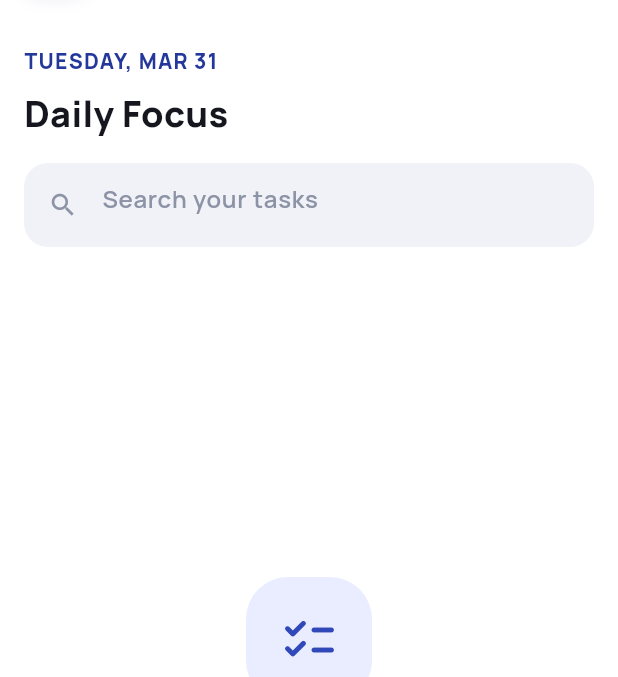
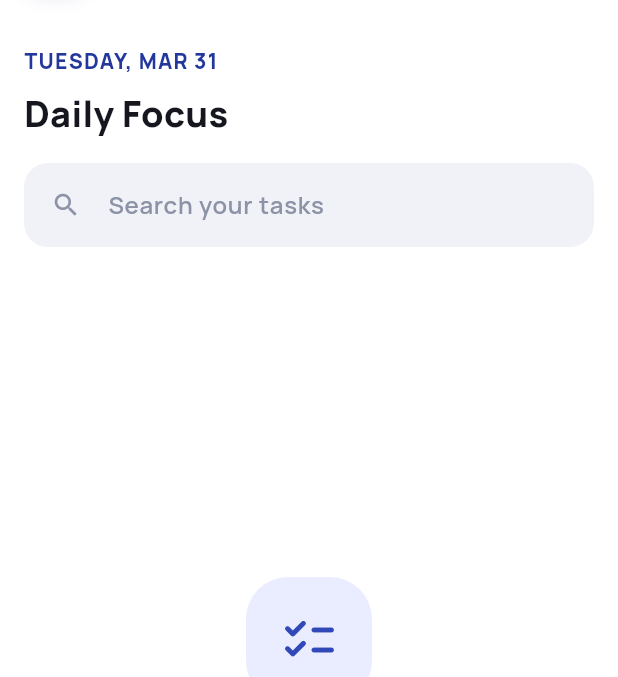
Before and after one commit to Swastikmeher93/task-manager, a Flutter app: the screen it shows after launch, on a phone screen of 412 x 824 dp, the part 101-778 px from its top. Run offline on Flutter 3.47's test engine with Material 3 defaults, Android fonts, the phone set to English and light mode, and no system bars; our stand-ins replace get, google_fonts, sqflite; accounts and stored records are empty; statements that could not run were skipped.

Commit message:
Fixed some bugs

```diff
--- a/lib/screen/home_view.dart
+++ b/lib/screen/home_view.dart
@@ -190,10 +190,7 @@ class HomeView extends GetView<TaskController> {
                     ),
                     const SizedBox(height: 16),
                     Container(
-                      padding: const EdgeInsets.symmetric(
-                        horizontal: 16,
-                        vertical: 4,
-                      ),
+                      padding: const EdgeInsets.symmetric(horizontal: 4),
                       decoration: BoxDecoration(
                         color: const Color(0xFFF0F2F7),
                         borderRadius: BorderRadius.circular(16),
@@ -202,7 +199,7 @@ class HomeView extends GetView<TaskController> {
                         controller: controller.searchController,
                         onChanged: controller.onSearchChanged,
                         decoration: InputDecoration(
-                          icon: const Icon(
+                          prefixIcon: const Icon(
                             Icons.search,
                             size: 20,
                             color: Color(0xFF8D93A6),
@@ -213,6 +210,10 @@ class HomeView extends GetView<TaskController> {
                             fontWeight: FontWeight.w600,
                           ),
                           border: InputBorder.none,
+                          isDense: true,
+                          contentPadding: const EdgeInsets.symmetric(
+                            vertical: 16,
+                          ),
                           suffixIcon: controller.searchQuery.value.isEmpty
                               ? const SizedBox.shrink()
                               : IconButton(
```
Also changed, not shown: lib/screen/task/task_details_page.dart (+8 -6 lines).
